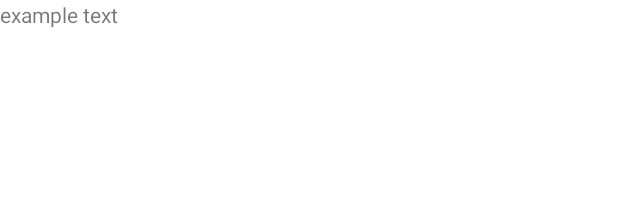
After one commit to Zoeybiulala/swe-project, an Android app: the layout my_recipe_view.xml on its own in the app's theme, with its tools: preview values and no code run, on a phone screen of 412 x 824 dp. The commit adds this screen. Shown: the top 197 px of the screen. Run offline under Robolectric (Android 15) with nearby library versions, the phone set to English and light mode, and no system bars.

Commit message:
Switching order of my recipes and all recipes

```diff
--- a/ExploreJournal/app/src/main/java/com/example/explorejournal/GlobalRecipeViewActivity.java
+++ b/ExploreJournal/app/src/main/java/com/example/explorejournal/GlobalRecipeViewActivity.java
@@ -153,10 +153,7 @@ public class GlobalRecipeViewActivity extends AppCompatActivity implements Globa
         if(view.getId() == R.id.nav_button_global_recipes){
             return;
         } else if(view.getId() == R.id.nav_button_my_recipes) {
-            Intent loggedInIntent = new Intent(this, MyRecipeViewActivity.class);
-            loggedInIntent.putExtra("google_uid", loggedInGoogleUID);
-            loggedInIntent.putExtra("name", loggedInName);
-            startActivity(loggedInIntent);
+            finish();
         }
     }
 
--- a/ExploreJournal/app/src/main/java/com/example/explorejournal/MainActivity.java
+++ b/ExploreJournal/app/src/main/java/com/example/explorejournal/MainActivity.java
@@ -97,7 +97,7 @@ public class MainActivity extends AppCompatActivity {
                         System.out.println("profile" + user.getProfile().getName());
                         loggedInUser = user.getId();
 
-                        Intent loggedInIntent = new Intent(this, GlobalRecipeViewActivity.class);
+                        Intent loggedInIntent = new Intent(this, MyRecipeViewActivity.class);
                         loggedInIntent.putExtra("google_uid", loggedInUser);
                         loggedInIntent.putExtra("name", user.getProfile().getName());
                         startActivity(loggedInIntent);
--- /dev/null
+++ b/ExploreJournal/app/src/main/res/layout/my_recipe_view.xml
@@ -0,0 +1,14 @@
+<?xml version="1.0" encoding="utf-8"?>
+<LinearLayout xmlns:android="http://schemas.android.com/apk/res/android"
+    android:layout_width="match_parent"
+    android:layout_height="wrap_content">
+
+    <TextView
+        android:id="@+id/RecipeName"
+        android:layout_width="match_parent"
+        android:layout_height="wrap_content"
+        android:text="@string/example_text">
+
+    </TextView>
+
+</LinearLayout>
--- a/ExploreJournal/app/src/main/res/values/strings.xml
+++ b/ExploreJournal/app/src/main/res/values/strings.xml
@@ -8,5 +8,5 @@
     <string name="server_not_running_at_launch">Server not running at launch</string>
     <string name="example_text">example text</string>
     <string name="all_recipes">All Recipes</string>
-    <string name="my_recipes">My Recipes</string>
+    <string name="my_recipes">My Saved Recipes</string>
 </resources>
```
Also changed, not shown: ExploreJournal/app/src/main/java/com/example/explorejournal/MyRecipeAdapter.java (added, +75 -0 lines), ExploreJournal/app/src/main/java/com/example/explorejournal/MyRecipeViewActivity.java (+14 -8 lines), ExploreJournal/app/src/main/res/layout/bottom_nav_buttons.xml (+9 -9 lines).
